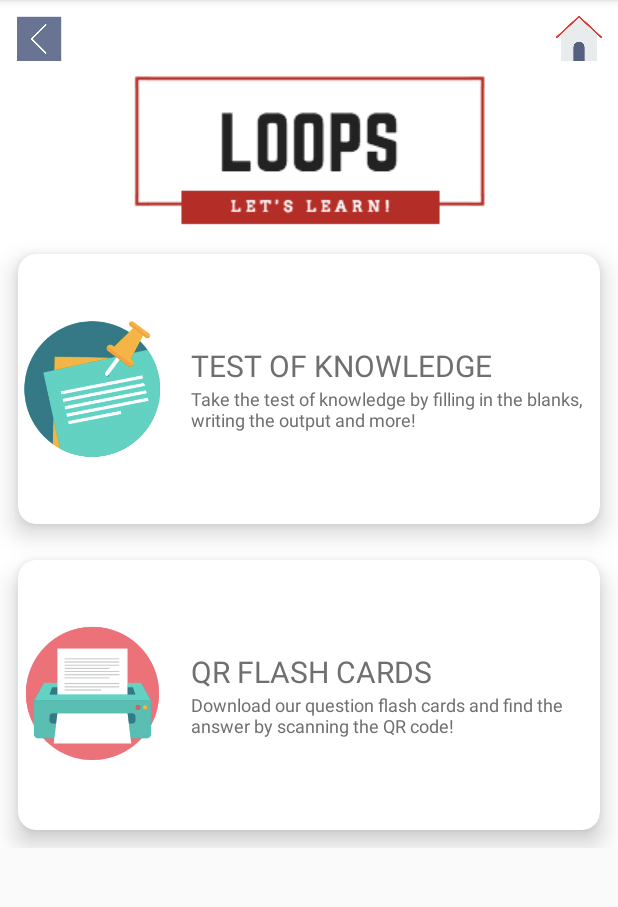
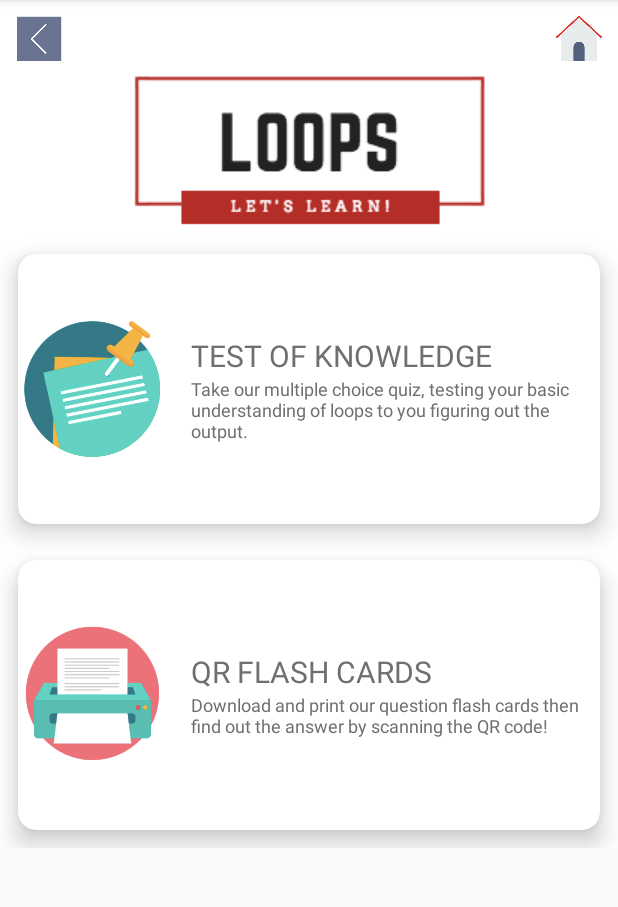
Before and after one commit to NathanRichardNguyen/FlashCode, an Android app: the TestActivity screen opened directly, with no data from a screen before it, on a phone screen of 412 x 824 dp, the part 84-991 px from its top. Run offline under Robolectric (Android 15) with nearby library versions, the phone set to English and light mode, and no system bars.

Commit message:
updated text on cards in test activity

```diff
--- a/app/src/main/java/com/example/nathanrnguyen/flashcode/MainActivity.java
+++ b/app/src/main/java/com/example/nathanrnguyen/flashcode/MainActivity.java
@@ -7,6 +7,8 @@ import android.view.View;
 import android.widget.Button;
 
 public class MainActivity extends AppCompatActivity {
+
+    // ALL ICONS USED THROUGHOUT THE APPLICATION ARE CREDITED TO FLATICON
 
     @Override
     protected void onCreate(Bundle savedInstanceState) {
--- a/app/src/main/res/layout/activity_quiz_completion.xml
+++ b/app/src/main/res/layout/activity_quiz_completion.xml
@@ -36,7 +36,7 @@
         app:srcCompat="@drawable/home" />
 
     <ImageView
-        android:id="@+id/imageView"
+        android:id="@+id/congratulations"
         android:layout_width="wrap_content"
         android:layout_height="wrap_content"
         android:layout_marginStart="8dp"
--- a/app/src/main/res/layout/activity_test.xml
+++ b/app/src/main/res/layout/activity_test.xml
@@ -106,7 +106,7 @@
                             android:layout_marginLeft="15sp"
                             android:layout_marginRight="5sp"
                             android:layout_marginTop="0sp"
-                            android:text="Take the test of knowledge by filling in the blanks, writing the output and more!"
+                            android:text="Take our multiple choice quiz, testing your basic understanding of loops to you figuring out the output."
                             android:textColor="#6f6f6f"
                             android:textSize="12sp" />
 
@@ -160,7 +160,7 @@
                             android:layout_marginLeft="15sp"
                             android:layout_marginRight="5sp"
                             android:layout_marginTop="0sp"
-                            android:text="Download our question flash cards and find the answer by scanning the QR code!"
+                            android:text="Download and print our question flash cards then find out the answer by scanning the QR code!"
                             android:textColor="#6f6f6f"
                             android:textSize="12sp" />
 
```
